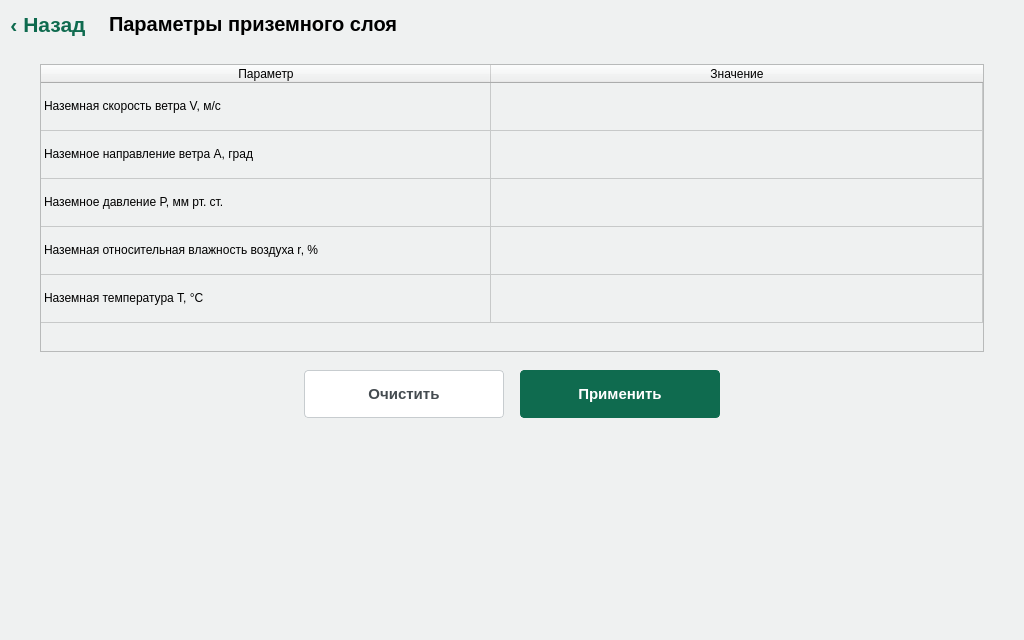
Pobryakushka/MMK, file GroundMeteoParams.ui: the form before one commit.
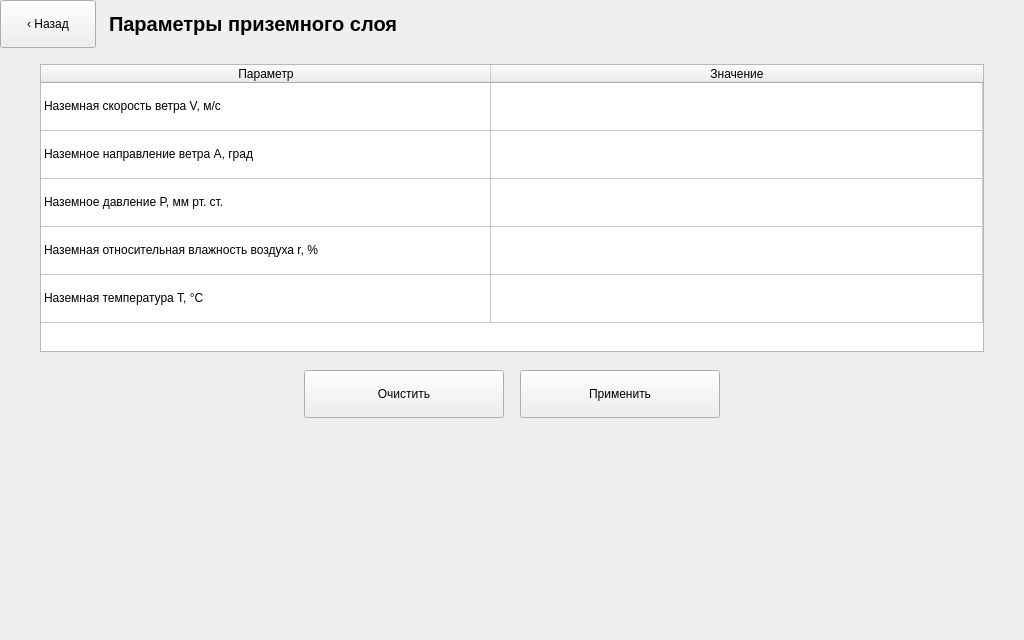
The form after the commit.

What changed in the file:
```diff
--- a/GroundMeteoParams.ui
+++ b/GroundMeteoParams.ui
@@ -19,9 +19,6 @@
   <property name="windowTitle">
    <string>Meteo-11</string>
   </property>
-  <property name="styleSheet">
-   <string notr="true">background-color: #EFF1F1;</string>
-  </property>
   <layout class="QVBoxLayout" name="gmpMainVLayout">
    <property name="spacing">
     <number>0</number>
@@ -48,10 +45,6 @@
          <height>48</height>
         </size>
        </property>
-       <property name="styleSheet">
-        <string notr="true">QPushButton { font-size: 16pt; font-weight: bold; border: none; background: transparent; color: #0F6B4F; }
-QPushButton:pressed { color: #0B5A42; }</string>
-       </property>
        <property name="text">
         <string>‹ Назад</string>
        </property>
@@ -291,9 +284,6 @@
            <height>48</height>
           </size>
          </property>
-         <property name="styleSheet">
-          <string notr="true">QPushButton { background-color: #FFFFFF; color: #444B50; font-size: 11pt; font-weight: bold; border: 1px solid #C7CCCF; border-radius: 4px; padding: 4px 12px; } QPushButton:hover { background-color: #F4F5F6; } QPushButton:pressed { background-color: #E9EAEB; }</string>
-         </property>
          <property name="text">
           <string>Очистить</string>
          </property>
@@ -313,9 +303,6 @@
            <height>48</height>
           </size>
          </property>
-         <property name="styleSheet">
-          <string notr="true">QPushButton { background-color: #0F6B4F; color: white; font-size: 11pt; font-weight: bold; border: 1px solid #0F6B4F; border-radius: 4px; padding: 4px 12px; } QPushButton:hover { background-color: #128058; } QPushButton:pressed { background-color: #0B5A42; }</string>
-         </property>
          <property name="text">
           <string>Применить</string>
          </property>
```
